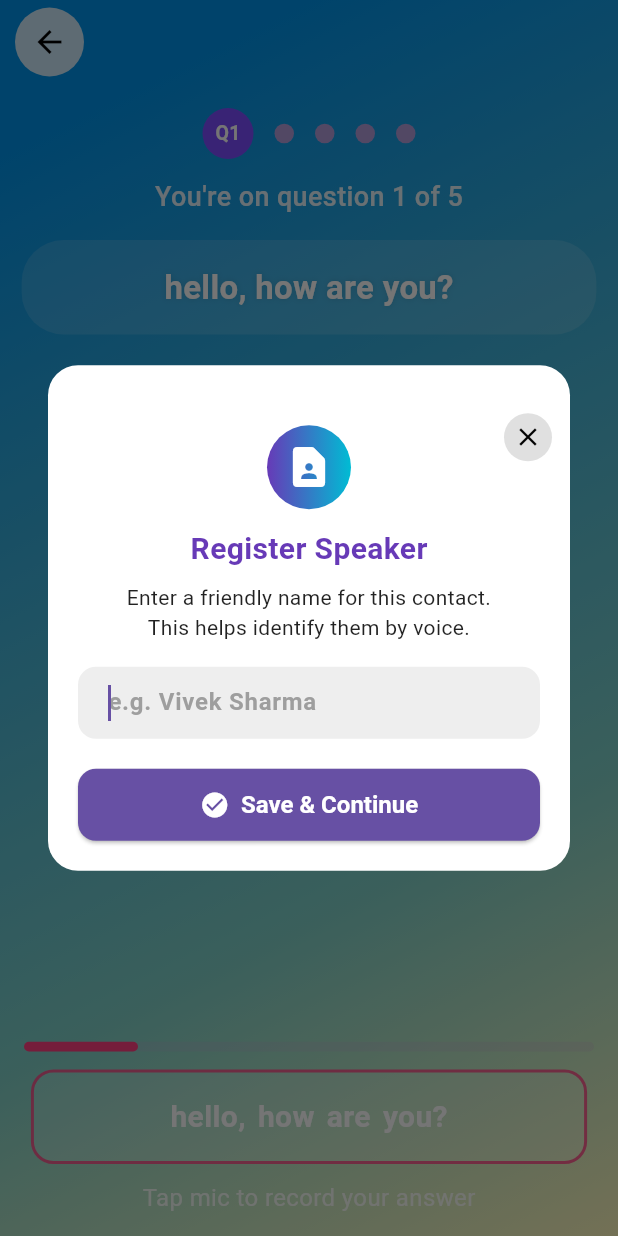
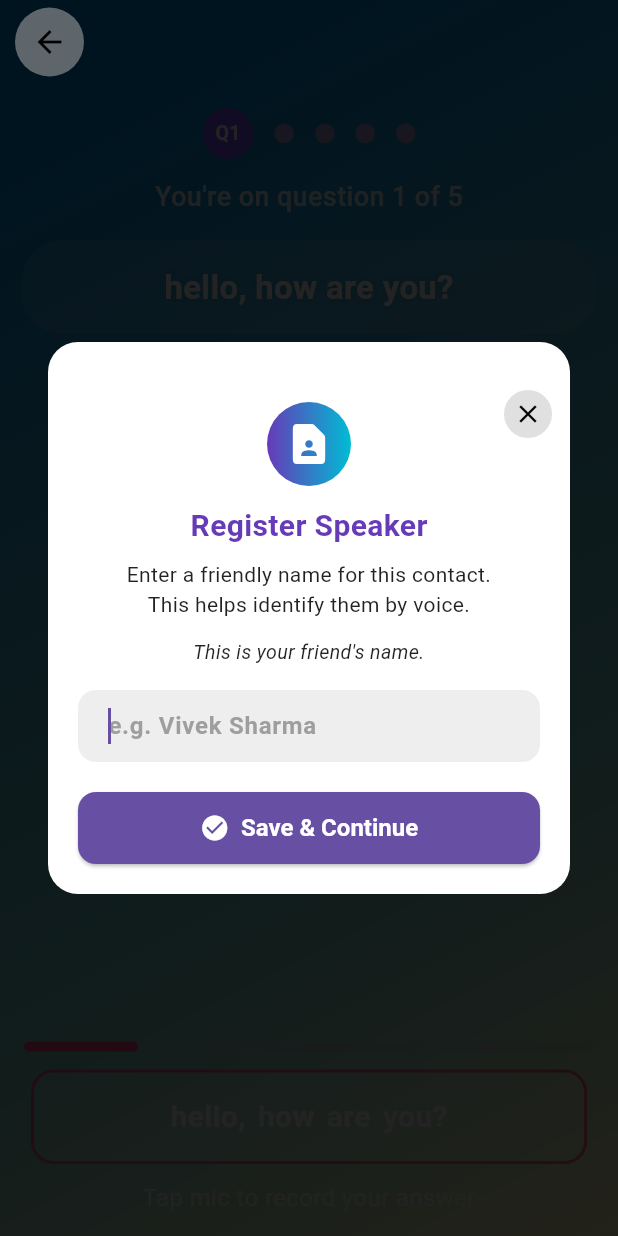
Before and after one commit to Vivek5kwt/AWA, a Flutter app: the AddContactScreen screen opened by its route, after a tap on the "mic" icon, on a phone screen of 412 x 824 dp. Run offline on Flutter 3.47's test engine with Material 3 defaults, Android fonts, the phone set to English and light mode, and no system bars; drawn by our look-alikes of showcaseview; our stand-ins replace bot_toast, cloud_firestore, connectivity_plus, dio, equatable, firebase_core and 17 more; missing offline and left inert: flutter_facebook_auth, flutter_inappwebview, razorpay_flutter, record, wave_blob; accounts and stored records are empty; generated files the repository leaves out were written again; network calls fail.

Commit message:
Enhance AddContactScreen tutorials

```diff
--- a/lib/feature/auth/presentation/views/add_contact_screen.dart
+++ b/lib/feature/auth/presentation/views/add_contact_screen.dart
@@ -58,6 +58,10 @@
   bool _userStartedSpeaking = false;
   DateTime? _lastVoiceTime;
   bool _dialogActive = false;
+  bool _showMicTutorial = false;
+  bool _showRepeatTutorial = false;
+  bool _repeatTutorialSeen = false;
+  bool _showNameIntro = false;
 
   static const int silenceThresholdMs = 700;
   static const int ignoreInitialMs = 300;
@@ -68,6 +72,7 @@
     super.initState();
     _nameController = TextEditingController(text: widget.name);
     _loadStoredEmail();
+    _loadTutorialFlags();
     WidgetsBinding.instance.addPostFrameCallback((_) => _askForContactName());
 
     _micPulse = AnimationController(
@@ -98,6 +103,21 @@
     setState(() {
       _email = prefs.getString('email') ?? '';
     });
+  }
+
+  Future<void> _loadTutorialFlags() async {
+    final prefs = await SharedPreferences.getInstance();
+    final micShown = prefs.getBool('add_contact_mic_tutorial_shown') ?? false;
+    final repeatShown = prefs.getBool('add_contact_repeat_tutorial_shown') ?? false;
+    final nameShown = prefs.getBool('add_contact_name_intro_shown') ?? false;
+    if (mounted) {
+      setState(() {
+        _showMicTutorial = !micShown;
+        _repeatTutorialSeen = repeatShown;
+        _showNameIntro = !nameShown;
+      });
+    }
+    if (!micShown) await prefs.setBool('add_contact_mic_tutorial_shown', true);
   }
 
   void _revealWords() {
@@ -219,6 +239,7 @@
   Future<void> _askForContactName() async {
     _dialogActive = true;
     final isDark = widget.isDarkMode;
+    final prefs = await SharedPreferences.getInstance();
 
     final enteredName = await showDialog<String>(
       context: context,
@@ -309,6 +330,19 @@
                         ),
                         textAlign: TextAlign.center,
                       ),
+                      if (_showNameIntro)
+                        Padding(
+                          padding: const EdgeInsets.only(top: 12.0),
+                          child: Text(
+                            context.loc.nameFieldIntro,
+                            textAlign: TextAlign.center,
+                            style: TextStyle(
+                              color: isDark ? Colors.white70 : Colors.black87,
+                              fontSize: 13,
+                              fontStyle: FontStyle.italic,
+                            ),
+                          ),
+                        ),
                       const SizedBox(height: 16),
 
                       // Name TextField (no labelText)
@@ -386,6 +420,11 @@
     );
 
     _dialogActive = false;
+
+    if (_showNameIntro) {
+      await prefs.setBool('add_contact_name_intro_shown', true);
+      if (mounted) setState(() => _showNameIntro = false);
+    }
 
     if (enteredName == null || enteredName.trim().isEmpty) {
       _nameController?.dispose();
@@ -479,11 +518,103 @@
   }
 
   void _onMicTap() {
+    if (!_repeatTutorialSeen) {
+      setState(() => _showRepeatTutorial = true);
+      _repeatTutorialSeen = true;
+      SharedPreferences.getInstance().then((p) => p.setBool('add_contact_repeat_tutorial_shown', true));
+      return;
+    }
     if (_isRecording) {
       _stopRecording();
     } else {
       _startRecording();
     }
+  }
+
+  Widget _buildTutorialOverlay(BuildContext context) {
+    return Positioned.fill(
+      child: GestureDetector(
+        behavior: HitTestBehavior.opaque,
+        onTap: () => setState(() => _showMicTutorial = false),
+        child: Container(
+          color: Colors.black87.withOpacity(0.7),
+          child: Center(
+            child: Column(
+              mainAxisSize: MainAxisSize.min,
+              children: [
+                Container(
+                  width: 110,
+                  height: 110,
+                  decoration: const BoxDecoration(
+                    shape: BoxShape.circle,
+                    color: Colors.white24,
+                  ),
+                  child: const Icon(Icons.mic, color: Colors.white, size: 60),
+                ),
+                const SizedBox(height: 20),
+                Padding(
+                  padding: const EdgeInsets.symmetric(horizontal: 24.0),
+                  child: Text(
+                    context.loc.tapMicToStart,
+                    style: const TextStyle(
+                      color: Colors.white,
+                      fontSize: 18,
+                      fontWeight: FontWeight.bold,
+                    ),
+                    textAlign: TextAlign.center,
+                  ),
+                ),
+                const SizedBox(height: 8),
+                Padding(
+                  padding: const EdgeInsets.symmetric(horizontal: 24.0),
+                  child: Text(
+                    context.loc.tapMicToRecord,
+                    style: TextStyle(
+                      color: Colors.white.withOpacity(0.9),
+                      fontSize: 16,
+                    ),
+                    textAlign: TextAlign.center,
+                  ),
+                ),
+              ],
+            ),
+          ),
+        ),
+      ),
+    );
+  }
+
+  Widget _buildRepeatTutorialOverlay(BuildContext context) {
+    return Positioned.fill(
+      child: GestureDetector(
+        behavior: HitTestBehavior.opaque,
+        onTap: () => setState(() => _showRepeatTutorial = false),
+        child: Container(
+          color: Colors.black87.withOpacity(0.7),
+          padding: const EdgeInsets.all(24),
+          child: Center(
+            child: Column(
+              mainAxisSize: MainAxisSize.min,
+              children: [
+                Icon(Icons.record_voice_over, color: Colors.white, size: 60),
+                const SizedBox(height: 16),
+                Text(
+                  context.loc.repeatSentenceHint,
+                  textAlign: TextAlign.center,
+                  style: const TextStyle(color: Colors.white, fontSize: 18, fontWeight: FontWeight.bold),
+                ),
+                const SizedBox(height: 10),
+                Text(
+                  context.loc.tapMicToRecord,
+                  style: TextStyle(color: Colors.white.withOpacity(0.9), fontSize: 15),
+                  textAlign: TextAlign.center,
+                ),
+              ],
+            ),
+          ),
+        ),
+      ),
+    );
   }
 
   @override
@@ -543,8 +674,10 @@
             stops: const [0.1, 0.7, 1.0],
           ),
         ),
-        child: SafeArea(
-          child: Column(
+        child: Stack(
+          children: [
+            SafeArea(
+              child: Column(
             crossAxisAlignment: CrossAxisAlignment.center,
             children: [
               const SizedBox(height: 16),
@@ -758,7 +891,11 @@
                   child: CircularProgressIndicator(color: Colors.purpleAccent),
                 ),
             ],
-          ),
+              ),
+            ),
+            if (_showRepeatTutorial) _buildRepeatTutorialOverlay(context),
+            if (_showMicTutorial) _buildTutorialOverlay(context),
+          ],
         ),
       ),
     );
--- a/lib/l10n/app_bn.arb
+++ b/lib/l10n/app_bn.arb
@@ -84,5 +84,7 @@
   "feMale":"মহিলা",
   "other":"অন্যান্য",
   "trialExpired":"বিচারের মেয়াদ শেষ",
-  "hindi": "হিন্দি"
+  "hindi": "হিন্দি",
+  "nameFieldIntro":"This is your friend's name.",
+  "repeatSentenceHint":"Repeat the displayed sentence to complete all questions."
 }
--- a/lib/l10n/app_en.arb
+++ b/lib/l10n/app_en.arb
@@ -84,5 +84,7 @@
   "feMale":"Female",
   "other":"Other",
   "trialExpired":"Trial Expired",
-  "hindi":"Hindi"
+  "hindi":"Hindi",
+  "nameFieldIntro":"This is your friend's name.",
+  "repeatSentenceHint":"Repeat the displayed sentence to complete all questions."
 }
--- a/lib/l10n/app_gu.arb
+++ b/lib/l10n/app_gu.arb
@@ -84,5 +84,7 @@
   "feMale":"સ્ત્રી",
   "other":"અન્ય",
   "trialExpired":"ટ્રાયલ સમાપ્ત",
-  "hindi": "હિન્દી"
+  "hindi": "હિન્દી",
+  "nameFieldIntro":"This is your friend's name.",
+  "repeatSentenceHint":"Repeat the displayed sentence to complete all questions."
 }
--- a/lib/l10n/app_hi.arb
+++ b/lib/l10n/app_hi.arb
@@ -84,5 +84,7 @@
   "feMale":"महिला",
   "other":"अन्य",
   "trialExpired":"परीक्षण समाप्त",
-  "hindi":"हिंदी"
+  "hindi":"हिंदी",
+  "nameFieldIntro":"This is your friend's name.",
+  "repeatSentenceHint":"Repeat the displayed sentence to complete all questions."
 }
--- a/lib/l10n/app_mr.arb
+++ b/lib/l10n/app_mr.arb
@@ -84,5 +84,7 @@
   "feMale":"स्त्री",
   "other":"इतर",
   "hindi": "हिंदी",
-  "trialExpired":"चाचणी कालबाह्य झाली"
+  "trialExpired":"चाचणी कालबाह्य झाली",
+  "nameFieldIntro":"This is your friend's name.",
+  "repeatSentenceHint":"Repeat the displayed sentence to complete all questions."
 }
--- a/lib/l10n/app_pa.arb
+++ b/lib/l10n/app_pa.arb
@@ -84,5 +84,7 @@
   "feMale":"ਔਰਤ",
   "other":"ਹੋਰ",
   "hindi": "ਹਿੰਦੀ",
-  "trialExpired":"ਮੁਕੱਦਮੇ ਦੀ ਮਿਆਦ ਪੁੱਗ ਗਈ"
+  "trialExpired":"ਮੁਕੱਦਮੇ ਦੀ ਮਿਆਦ ਪੁੱਗ ਗਈ",
+  "nameFieldIntro":"This is your friend's name.",
+  "repeatSentenceHint":"Repeat the displayed sentence to complete all questions."
 }
--- a/lib/l10n/app_ta.arb
+++ b/lib/l10n/app_ta.arb
@@ -84,5 +84,7 @@
   "feMale":"பெண்",
   "other":"மற்றவை",
   "hindi": "இந்தி",
-  "trialExpired":"சோதனை காலாவதியானது"
+  "trialExpired":"சோதனை காலாவதியானது",
+  "nameFieldIntro":"This is your friend's name.",
+  "repeatSentenceHint":"Repeat the displayed sentence to complete all questions."
 }
--- a/lib/l10n/app_ur.arb
+++ b/lib/l10n/app_ur.arb
@@ -84,5 +84,7 @@
   "feMale":"خاتون",
   "other":"دیگر",
   "hindi": "ہندی",
-  "trialExpired":"مقدمے کی مدت ختم ہو گئی۔"
+  "trialExpired":"مقدمے کی مدت ختم ہو گئی۔",
+  "nameFieldIntro":"This is your friend's name.",
+  "repeatSentenceHint":"Repeat the displayed sentence to complete all questions."
 }
```
